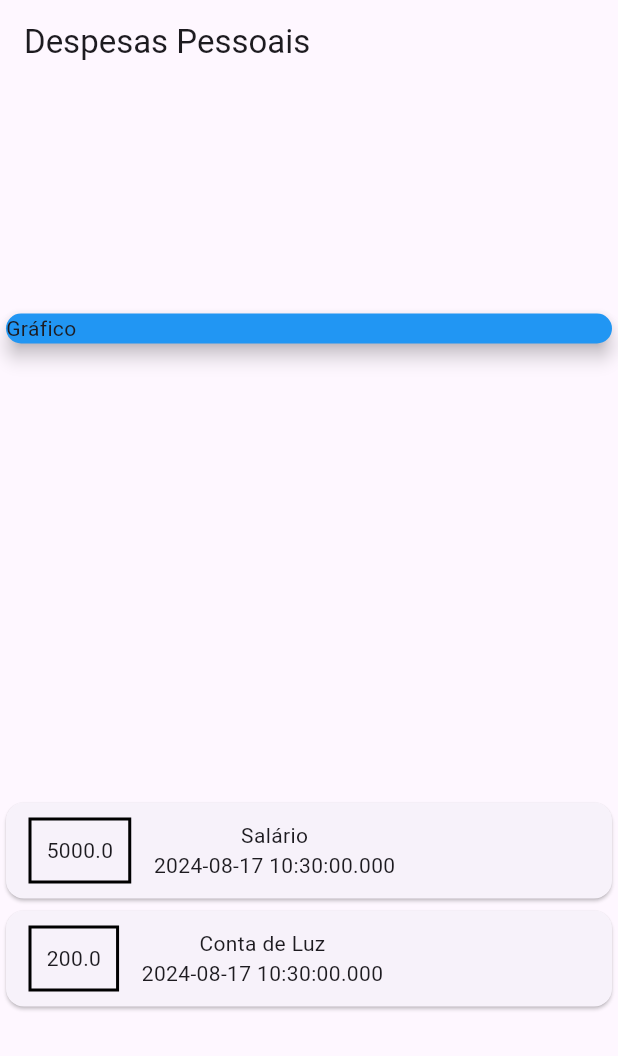
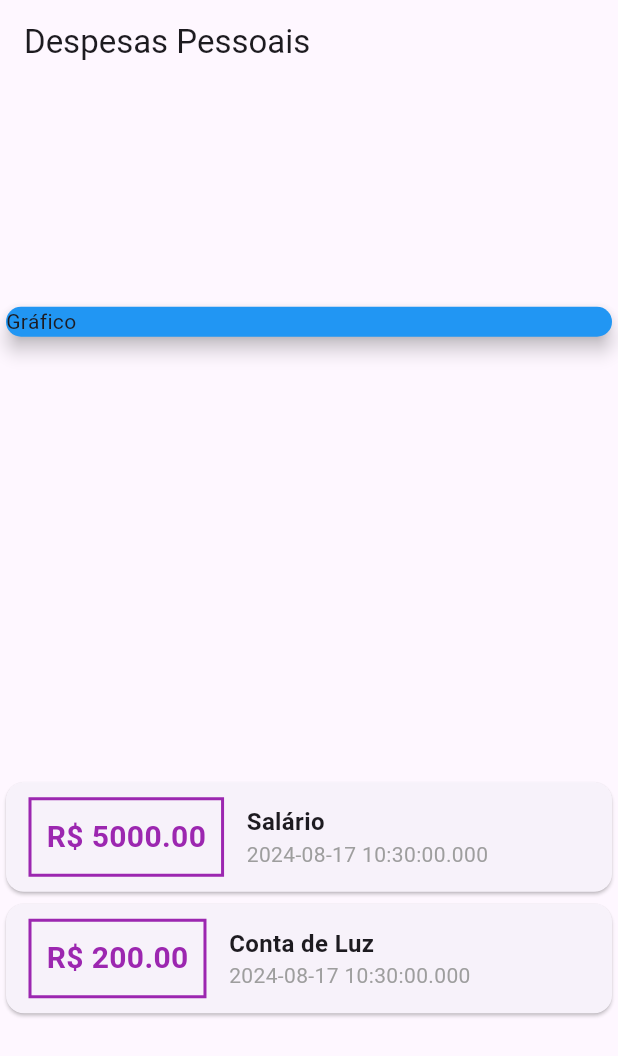
Before and after one commit to jonatasvenancio167/expense_app, a Flutter app: the screen it shows after launch, on a phone screen of 412 x 824 dp. Shown: the top 1056 px of the screen. Run offline on Flutter 3.47's test engine with Material 3 defaults, Android fonts, the phone set to English and light mode, and no system bars.

Commit message:
add styles to informations

```diff
--- a/lib/main.dart
+++ b/lib/main.dart
@@ -4,6 +4,8 @@ import 'package:flutter/material.dart';
 main() => runApp(ExpenseApp());
 
 class ExpenseApp extends StatelessWidget {
+  const ExpenseApp({super.key});
+
   @override
   Widget build(BuildContext context) {
     return MaterialApp(home: MyHomePage());
@@ -36,10 +38,10 @@ class MyHomePage extends StatelessWidget {
             crossAxisAlignment: CrossAxisAlignment.stretch,
             children: <Widget>[
               Container(
-                child: Card(
+                child: const Card(
                   color: Colors.blue,
+                  elevation: 5,
                   child: Text('Gráfico'),
-                  elevation: 5,
                 ),
               ),
               Column(
@@ -48,25 +50,40 @@ class MyHomePage extends StatelessWidget {
                   child: Row(
                     children: <Widget>[
                       Container(
-                        margin: EdgeInsets.symmetric(
+                        margin: const EdgeInsets.symmetric(
                           horizontal: 15,
                           vertical: 10,
                         ),
                         decoration: BoxDecoration(
                           border: Border.all(
-                            color: Colors.black,
+                            color: Colors.purple,
                             width: 2,
                           ),
                         ),
-                        padding: EdgeInsets.all(10),
-                        child: Text(
-                          tr.value.toString(),
-                        ),
+                        padding: const EdgeInsets.all(10),
+                        child: Text('R\$ ${tr.value.toStringAsFixed(2)}',
+                            style: const TextStyle(
+                              fontWeight: FontWeight.bold,
+                              fontSize: 20,
+                              color: Colors.purple,
+                            )),
                       ),
                       Column(
+                        crossAxisAlignment: CrossAxisAlignment.start,
                         children: <Widget>[
-                          Text(tr.title),
-                          Text(tr.date.toString()),
+                          Text(
+                            tr.title,
+                            style: const TextStyle(
+                              fontSize: 16,
+                              fontWeight: FontWeight.bold,
+                            ),
+                          ),
+                          Text(
+                            tr.date.toString(),
+                            style: const TextStyle(
+                              color: Colors.grey,
+                            ),
+                          ),
                         ],
                       ),
                     ],
```
